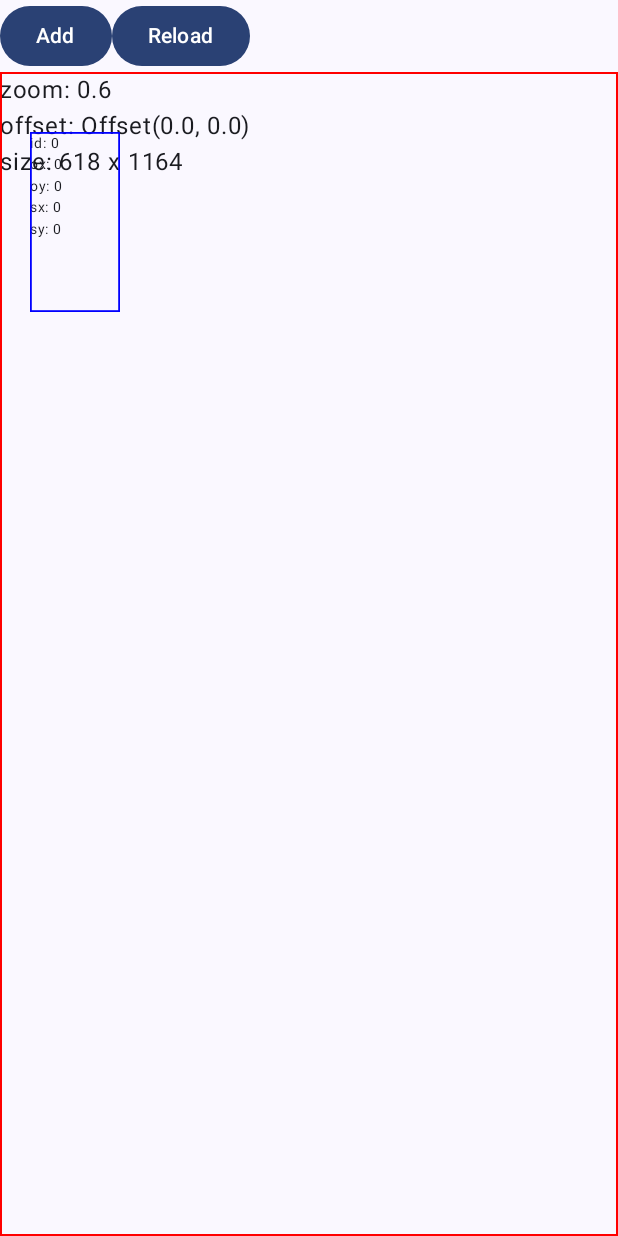
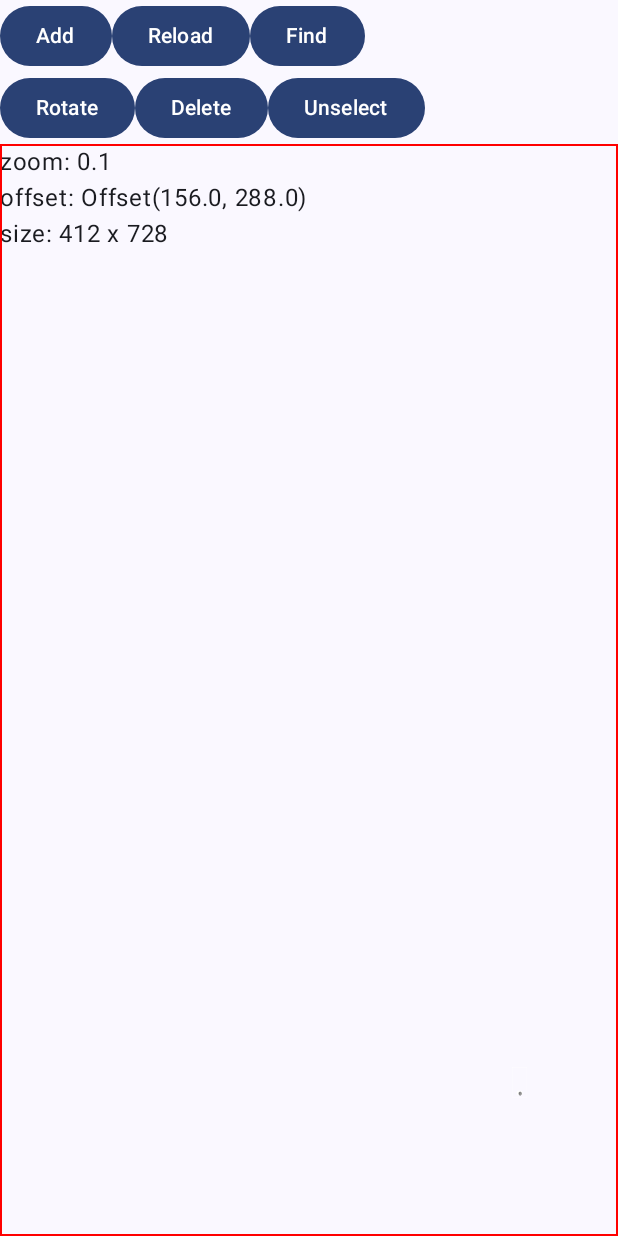
Before and after one commit to victorwads/ParkingShareAndroid, an Android app built with Jetpack Compose: the ParkingEditorScreen screen opened through its navigation route, after a tap on "Add", on a phone screen of 412 x 824 dp. Run offline under Robolectric (Android 15) with nearby library versions, the phone set to English and light mode, and no system bars; our stand-ins replace Firebase (no records; nobody signed in at launch, a user with empty details on screens opened directly).

Commit message:
Refactor Editor Zoom Behavior, Add Spot Graphics, Add functions, Delete, Rotate, Unselect, Find Animated

```diff
--- a/app/src/main/java/br/com/victorwads/parkingshare/MainActivity.kt
+++ b/app/src/main/java/br/com/victorwads/parkingshare/MainActivity.kt
@@ -3,15 +3,10 @@ package br.com.victorwads.parkingshare
 import android.os.Bundle
 import androidx.activity.ComponentActivity
 import androidx.activity.compose.setContent
-import androidx.compose.foundation.layout.Column
-import androidx.compose.foundation.layout.Row
 import androidx.compose.foundation.layout.fillMaxSize
-import androidx.compose.material3.Button
 import androidx.compose.material3.MaterialTheme
 import androidx.compose.material3.Surface
-import androidx.compose.material3.Text
 import androidx.compose.ui.Modifier
-import androidx.lifecycle.viewmodel.compose.viewModel
 import androidx.navigation.NavController
 import androidx.navigation.NavGraphBuilder
 import androidx.navigation.compose.NavHost
@@ -19,14 +14,10 @@ import androidx.navigation.compose.composable
 import androidx.navigation.compose.rememberNavController
 import br.com.victorwads.parkingshare.data.UserRepository
 import br.com.victorwads.parkingshare.presentation.screens.Screens
+import br.com.victorwads.parkingshare.presentation.screens.home.HomeScreen
 import br.com.victorwads.parkingshare.presentation.screens.login.LoginScreenWithGoogle
-import br.com.victorwads.parkingshare.presentation.screens.parking.DragAndDropSquares
-import br.com.victorwads.parkingshare.presentation.screens.parking.ParkingEditViewModel
+import br.com.victorwads.parkingshare.presentation.screens.parking.ParkingEditorScreen
 import br.com.victorwads.parkingshare.presentation.theme.ParkingShareTheme
-import com.google.android.gms.auth.GoogleAuthUtil
-import com.google.android.gms.auth.api.identity.Identity
-import com.google.firebase.auth.FirebaseAuth
-import com.google.firebase.auth.GoogleAuthProvider
 
 class MainActivity : ComponentActivity() {
 
@@ -67,33 +58,11 @@ class MainActivity : ComponentActivity() {
 
     private fun NavGraphBuilder.mvp(navController: NavController) {
         composable(Screens.Home.route) {
-            Column {
-                Button(
-                    onClick = { navController.navigate(Screens.ParkingEditor.route) }
-                ) { Text("Editor") }
-                Button(
-                    onClick = {
-                        FirebaseAuth.getInstance().signOut()
-                        Identity.getSignInClient(this@MainActivity).signOut()
-                        navController.navigate(Screens.Login.route)
-                    }
-                ) { Text("LogOut") }
-            }
+            HomeScreen(navController)
         }
 
         composable(Screens.ParkingEditor.route) {
-            val viewModel: ParkingEditViewModel = viewModel()
-            Column(modifier = Modifier.fillMaxSize()) {
-                Row {
-                    Button(onClick = { viewModel.addParkingSpot() }) {
-                        Text("Add")
-                    }
-                    Button(onClick = { viewModel.loadParkingSpots() }) {
-                        Text("Reload")
-                    }
-                }
-                DragAndDropSquares(viewModel = viewModel)
-            }
+            ParkingEditorScreen()
         }
     }
 
--- a/app/src/main/java/br/com/victorwads/parkingshare/data/ParkingSpotsRepository.kt
+++ b/app/src/main/java/br/com/victorwads/parkingshare/data/ParkingSpotsRepository.kt
@@ -13,7 +13,7 @@ class ParkingSpotsRepository(
         floors = listOf("T", "1", "2"),
     )
 ) {
-    private val db = FirebaseFirestore.getInstance()
+    private val db by lazy { FirebaseFirestore.getInstance() }
 
     fun updateSpot(floor: String, spot: PlaceSpot) {
         getFloorsRef(floor).document(spot.id).set(spot)
--- a/app/src/main/java/br/com/victorwads/parkingshare/data/models/PlaceSpot.kt
+++ b/app/src/main/java/br/com/victorwads/parkingshare/data/models/PlaceSpot.kt
@@ -37,5 +37,7 @@ data class PlaceSpot(
         operator fun plus(offset: Offset): Position {
             return Position(x + offset.x, y + offset.y)
         }
+
+        fun toOffset() = Offset(x, y)
     }
 }
--- a/app/src/main/java/br/com/victorwads/parkingshare/data/models/PlaceSpotRequest.kt
+++ b/app/src/main/java/br/com/victorwads/parkingshare/data/models/PlaceSpotRequest.kt
@@ -18,7 +18,7 @@ data class PlaceSpotRequest(
     @ServerTimestamp
     @JvmField @PropertyName("publishTime")
     var publishTime: Timestamp = Timestamp(Date(0)),
-){
+) {
     data class NeededTime(
         @JvmField @PropertyName("start")
         var startTime: Timestamp = Timestamp(Date(0)),
--- a/app/src/main/java/br/com/victorwads/parkingshare/data/models/UserData.kt
+++ b/app/src/main/java/br/com/victorwads/parkingshare/data/models/UserData.kt
@@ -2,6 +2,7 @@ package br.com.victorwads.parkingshare.data.models
 
 import com.google.firebase.firestore.DocumentId
 import com.google.firebase.firestore.PropertyName
+
 data class UserData(
     @JvmField @DocumentId
     var id: String = "",
--- /dev/null
+++ b/app/src/main/java/br/com/victorwads/parkingshare/presentation/screens/home/HomeScreen.kt
@@ -0,0 +1,28 @@
+package br.com.victorwads.parkingshare.presentation.screens.home
+
+import androidx.compose.foundation.layout.Column
+import androidx.compose.material3.Button
+import androidx.compose.material3.Text
+import androidx.compose.runtime.Composable
+import androidx.navigation.NavController
+import br.com.victorwads.parkingshare.presentation.screens.Screens
+import com.google.android.gms.auth.api.identity.Identity
+import com.google.firebase.auth.FirebaseAuth
+
+@Composable
+fun HomeScreen(
+    navController: NavController
+) {
+    Column {
+        Button(
+            onClick = { navController.navigate(Screens.ParkingEditor.route) }
+        ) { Text("Editor") }
+        Button(
+            onClick = {
+                FirebaseAuth.getInstance().signOut()
+                Identity.getSignInClient(navController.context).signOut()
+                navController.navigate(Screens.Login.route)
+            }
+        ) { Text("LogOut") }
+    }
+}
--- a/app/src/main/java/br/com/victorwads/parkingshare/presentation/screens/login/LoginScreen.kt
+++ b/app/src/main/java/br/com/victorwads/parkingshare/presentation/screens/login/LoginScreen.kt
@@ -19,7 +19,6 @@ import androidx.compose.ui.tooling.preview.Preview
 import androidx.compose.ui.unit.dp
 import androidx.compose.ui.unit.sp
 import br.com.victorwads.parkingshare.R
-import br.com.victorwads.parkingshare.data.UserRepository
 import com.google.android.gms.auth.api.signin.GoogleSignIn
 import com.google.android.gms.auth.api.signin.GoogleSignInOptions
 import com.google.android.gms.common.api.ApiException
--- a/app/src/main/java/br/com/victorwads/parkingshare/presentation/screens/parking/ParkingEditViewModel.kt
+++ b/app/src/main/java/br/com/victorwads/parkingshare/presentation/screens/parking/ParkingEditViewModel.kt
@@ -23,12 +23,29 @@ class ParkingEditViewModel : ViewModel() {
     val offset = mutableStateOf(Offset(0f, 0f))
     val size = mutableStateOf(IntSize(0, 0))
 
-    init {
-        loadParkingSpots()
+    fun loadParkingSpots() {
+        viewModelScope.launch {
+            parkingSpotsRepository.getAllSpots(tempFloor).let {
+                parkingSpots.clear()
+                parkingSpots.putAll(it)
+                animateToTarget(
+                    targetOffset = parkingSpots.initBoxOffSet,
+                    targetZoom = 0.1f,
+                    centerOffset = Offset(size.value.width.toFloat(), size.value.height.toFloat())
+                )
+            }
+        }
     }
 
-    fun addParkingSpot() {
-        val newName = parkingSpots.size.toString()
+    fun findSpot(id: String) {
+        parkingSpots[id]?.let {
+            selectedSpot.value = it
+            animateToSpot(it, zoom = 1f)
+        } ?: addParkingSpot(name = id)
+    }
+
+    fun addParkingSpot(name: String? = null, save: Boolean = true) {
+        val newName = name ?: parkingSpots.size.toString()
         val newSpot = selectedSpot.value?.let {
             PlaceSpot(
                 id = newName,
@@ -36,44 +53,67 @@ class ParkingEditViewModel : ViewModel() {
                 position = it.position + Offset(it.size.width, 0f)
             )
         } ?: PlaceSpot(newName)
-
         parkingSpots[newName] = newSpot
         selectedSpot.value = newSpot
-        saveSpotChanges(newSpot)
+        if (save) saveSpotChanges(newSpot)
+        animateToSpot(newSpot)
+    }
+
+    fun saveSpotChanges(spot: PlaceSpot, position: PlaceSpot.Position): PlaceSpot.Position {
+        spot.position = position
+        saveSpotChanges(spot)
+        return spot.position
     }
 
     fun selectSpot(spot: PlaceSpot) {
         selectedSpot.value = spot
     }
 
-    fun saveSpotChanges(spot: PlaceSpot) {
-        parkingSpotsRepository.updateSpot(tempFloor, spot)
+    fun unselectSpot() {
+        selectedSpot.value = null
     }
 
-    fun loadParkingSpots() {
-        viewModelScope.launch {
-            parkingSpotsRepository.getAllSpots(tempFloor).let {
-                parkingSpots.clear()
-                parkingSpots.putAll(it)
-                animateToTarget(targetOffset = parkingSpots.initBoxOffSet, targetZoom = 0.6f)
-            }
+    fun rotateSpot() {
+        selectedSpot.value?.let {
+            it.size = it.size.copy(it.size.height, it.size.width)
+            parkingSpots[it.id] = it
+            saveSpotChanges(it)
         }
     }
 
-    fun deleteSpot(square: PlaceSpot) {
+    fun deleteSpot(square: PlaceSpot? = selectedSpot.value) {
+        square ?: return
         parkingSpotsRepository.deleteSpot(tempFloor, square)
         parkingSpots.remove(square.id)
     }
 
-    fun animateToTarget(
+    private fun saveSpotChanges(spot: PlaceSpot) {
+        parkingSpotsRepository.updateSpot(tempFloor, spot)
+    }
+
+    private fun animateToSpot(spot: PlaceSpot, zoom: Float? = null) {
+        animateToTarget(
+            targetOffset = Offset(spot.position.x * -1, spot.position.y * -1),
+            centerOffset = Offset(spot.size.width, spot.size.height),
+            targetZoom = zoom ?: this.zoom.floatValue,
+        )
+    }
+
+    private fun animateToTarget(
         targetOffset: Offset = offset.value,
         targetZoom: Float = zoom.floatValue,
+        center: Boolean = true,
+        centerOffset: Offset = Offset(0f, 0f),
         duration: Long = 250,
         steps: Int = (duration / 1000f * 120f).toInt()
     ) {
         viewModelScope.launch {
             val initialOffset = offset.value
-            val realTargetOffset = targetOffset * targetZoom
+            var realTargetOffset = (targetOffset * targetZoom)
+            if (center) {
+                realTargetOffset += Offset(size.value.width / 2f, size.value.height / 2f)
+                realTargetOffset -= centerOffset / 2f
+            }
             val initialZoom = zoom.floatValue
 
             val diffX = realTargetOffset.x - initialOffset.x
@@ -94,6 +134,8 @@ class ParkingEditViewModel : ViewModel() {
                 )
                 zoom.floatValue = initialZoom + stepZoom * i
             }
+            offset.value = realTargetOffset
+            zoom.floatValue = targetZoom
         }
     }
 }
@@ -102,5 +144,39 @@ val Map<String, PlaceSpot>.minX
     get() = this.minOfOrNull { it.value.position.x } ?: 0f
 val Map<String, PlaceSpot>.minY
     get() = this.minOfOrNull { it.value.position.y } ?: 0f
-val Map<String, PlaceSpot>.initBoxOffSet
-    get() = Offset(x = this.minX * -1, y = this.minY * -1)
+val Map<String, PlaceSpot>.maxX
+    get() = this.maxOfOrNull { it.value.position.x } ?: 0f
+val Map<String, PlaceSpot>.maxY
+    get() = this.maxOfOrNull { it.value.position.y } ?: 0f
+
+
+val Map<String, PlaceSpot>.initBoxOffSet // Center
+    get() = Offset(
+        (maxX - minX) / 2f,
+        (maxY - minY) / 2f
+    )
+
+fun Offset.limitOut(
+    squaresMap: Map<String, PlaceSpot>,
+    zoom: Float,
+    marginHorizontal: Float,
+    marginVertical: Float
+): Offset {
+//    val squares = squaresMap.map { it.value }
+//    val minX = squares.minX
+//    val maxX = squares.maxOfOrNull { it.position.x } ?: 0f
+//    val minY = squares.minY
+//    val maxY = squares.maxOfOrNull { it.position.y } ?: 0f
+
+    return this
+//    Offset(
+//        this.x.coerceIn(
+//            (maxX * (-1) + marginHorizontal) * zoom,
+//            (minX * (-1) + marginHorizontal) * zoom
+//        ),
+//        this.y.coerceIn(
+//            (maxY * (-1) + marginVertical) * zoom,
+//            (minY * (-1) + marginVertical) * zoom
+//        )
+//    )
+}
--- /dev/null
+++ b/app/src/main/java/br/com/victorwads/parkingshare/presentation/screens/parking/ParkingEditorScreen.kt
@@ -0,0 +1,89 @@
+package br.com.victorwads.parkingshare.presentation.screens.parking
+
+import androidx.compose.foundation.layout.Column
+import androidx.compose.foundation.layout.Row
+import androidx.compose.foundation.layout.fillMaxSize
+import androidx.compose.foundation.text.KeyboardActions
+import androidx.compose.foundation.text.KeyboardOptions
+import androidx.compose.material3.AlertDialog
+import androidx.compose.material3.Button
+import androidx.compose.material3.Text
+import androidx.compose.material3.TextButton
+import androidx.compose.material3.TextField
+import androidx.compose.runtime.Composable
+import androidx.compose.runtime.LaunchedEffect
+import androidx.compose.runtime.getValue
+import androidx.compose.runtime.mutableStateOf
+import androidx.compose.runtime.remember
+import androidx.compose.runtime.setValue
+import androidx.compose.ui.Modifier
+import androidx.compose.ui.text.input.KeyboardType
+import androidx.lifecycle.viewmodel.compose.viewModel
+
+@Composable
+fun ParkingEditorScreen() {
+    val showDialog = remember { mutableStateOf(false) }
+    val viewModel: ParkingEditViewModel = viewModel()
+    Column(modifier = Modifier.fillMaxSize()) {
+        Row {
+            Button(onClick = { viewModel.addParkingSpot() }) {
+                Text("Add")
+            }
+            Button(onClick = { viewModel.loadParkingSpots() }) {
+                Text("Reload")
+            }
+            Button(onClick = { showDialog.value = true }) {
+                Text("Find")
+            }
+        }
+        Row {
+            if (viewModel.selectedSpot.value != null) {
+                Button(onClick = { viewModel.rotateSpot() }) {
+                    Text("Rotate")
+                }
+                Button(onClick = { viewModel.deleteSpot() }) {
+                    Text("Delete")
+                }
+                Button(onClick = { viewModel.unselectSpot() }) {
+                    Text("Unselect")
+                }
+            }
+        }
+        DragAndDropSquares(viewModel = viewModel)
+    }
+    LaunchedEffect(true) {
+        viewModel.loadParkingSpots()
+    }
+    if (showDialog.value) {
+        var textInput by remember { mutableStateOf("") }
+        AlertDialog(
+            onDismissRequest = { showDialog.value = false },
+            title = { Text("Informe a vaga") },
+            text = {
+                Column {
+                    TextField(
+                        value = textInput,
+                        onValueChange = { textInput = it },
+                        singleLine = true,
+                        keyboardOptions = KeyboardOptions(keyboardType = KeyboardType.Text),
+                        keyboardActions = KeyboardActions(onDone = { showDialog.value = false })
+                    )
+                    Text("caso a vaga não existir ela será criada")
+                }
+            },
+            confirmButton = {
+                TextButton(onClick = {
+                    showDialog.value = false
+                    viewModel.findSpot(textInput)
+                }) {
+                    Text("Confirmar")
+                }
+            },
+            dismissButton = {
+                TextButton(onClick = { showDialog.value = false }) {
+                    Text("Cancelar")
+                }
+            }
+        )
+    }
+}
--- a/app/src/main/java/br/com/victorwads/parkingshare/presentation/screens/parking/ParkingViewEditor.kt
+++ b/app/src/main/java/br/com/victorwads/parkingshare/presentation/screens/parking/ParkingViewEditor.kt
@@ -1,6 +1,7 @@
 package br.com.victorwads.parkingshare.presentation.screens.parking
 
 import android.util.Log
+import androidx.compose.foundation.Canvas
 import androidx.compose.foundation.background
 import androidx.compose.foundation.border
 import androidx.compose.foundation.gestures.detectDragGesturesAfterLongPress
@@ -10,26 +11,35 @@ import androidx.compose.foundation.layout.Column
 import androidx.compose.foundation.layout.fillMaxSize
 import androidx.compose.foundation.layout.offset
 import androidx.compose.foundation.layout.size
+import androidx.compose.foundation.shape.CircleShape
 import androidx.compose.material3.Text
 import androidx.compose.runtime.Composable
 import androidx.compose.runtime.getValue
 import androidx.compose.runtime.key
-import androidx.compose.runtime.mutableFloatStateOf
 import androidx.compose.runtime.mutableStateOf
 import androidx.compose.runtime.remember
 import androidx.compose.runtime.setValue
+import androidx.compose.ui.Alignment
 import androidx.compose.ui.Modifier
 import androidx.compose.ui.draw.clipToBounds
 import androidx.compose.ui.draw.scale
 import androidx.compose.ui.geometry.Offset
 import androidx.compose.ui.graphics.Color
+import androidx.compose.ui.graphics.Paint
+import androidx.compose.ui.graphics.drawscope.drawIntoCanvas
+import androidx.compose.ui.graphics.nativeCanvas
 import androidx.compose.ui.input.pointer.pointerInput
 import androidx.compose.ui.layout.onSizeChanged
 import androidx.compose.ui.platform.LocalDensity
 import androidx.compose.ui.tooling.preview.Preview
+import androidx.compose.ui.unit.IntSize
 import androidx.compose.ui.unit.dp
 import androidx.lifecycle.viewmodel.compose.viewModel
+import br.com.victorwads.parkingshare.BuildConfig
 import br.com.victorwads.parkingshare.data.models.PlaceSpot
+import br.com.victorwads.parkingshare.data.models.PlaceSpot.Position
+
+val darkYellow = Color(0xFFDDBB00)
 
 @Composable
 fun DragAndDropSquares(
@@ -40,13 +50,19 @@ fun DragAndDropSquares(
     var zoomState by remember { viewModel.zoom }
     var offset by remember { viewModel.offset }
     var size by remember { viewModel.size }
+    val density = LocalDensity.current.density
 
     Box(
         modifier = Modifier
             .fillMaxSize()
             .clipToBounds()
             .border(1.dp, Color.Red)
-            .onSizeChanged { size = it }
+            .onSizeChanged {
+                size = IntSize(
+                    (it.width.toFloat() / density).toInt(),
+                    (it.height.toFloat() / density).toInt()
+                )
+            }
             .pointerInput(squares) {
                 detectTransformGestures { _, pan, zoom, rotation ->
                     Log.i("Gesture", "X: ${pan.x}, Y: ${pan.y}, Zoom: $zoom, Rotation: $rotation")
@@ -64,14 +80,20 @@ fun DragAndDropSquares(
             Text(text = "offset: $offset")
             Text(text = "size: $size")
         }
+        Box(
+            modifier = Modifier
+                .fillMaxSize()
+                .offset(x = offset.x.dp, y = offset.y.dp)
+                .scale(zoomState)
+        ) {
             squares.forEach { (id, square) ->
                 key(id) {
                     ParkingSpot(
                         square = square,
                         selected = id == selectedSpot?.id,
-                    zoom = zoomState, boxOffset = offset,
-                    onDrag = { viewModel.selectSpot(square) }
-                ) { newSquare -> viewModel.saveSpotChanges(newSquare) }
+                        onDragStart = { viewModel.selectSpot(square) }
+                    ) { newSquare, position -> viewModel.saveSpotChanges(newSquare, position) }
+                }
             }
         }
     }
@@ -81,38 +103,45 @@ fun DragAndDropSquares(
 private fun ParkingSpot(
     square: PlaceSpot,
     selected: Boolean,
-    zoom: Float, boxOffset: Offset,
     density: Float = LocalDensity.current.density,
-    onDrag: () -> Unit,
-    onDragEnd: (PlaceSpot) -> Unit
+    onDragStart: () -> Unit = {},
+    onDragEnd: (PlaceSpot, Position) -> Position = { _, _ -> Position(0f, 0f) }
 ) {
     var offset by remember { mutableStateOf(square.position) }
     Box(
         modifier = Modifier
             .offset(
-                x = (offset.x * zoom + boxOffset.x).dp,
-                y = (offset.y * zoom + boxOffset.y).dp
+                x = offset.x.dp,
+                y = offset.y.dp
             )
-            .scale(zoom)
             .size(square.size.width.dp, square.size.height.dp)
-            .border(2.dp, if (selected) Color.Blue else Color.Yellow)
+            .border(2.dp, if (selected) Color.White else darkYellow)
             .background(Color.Transparent)
             .pointerInput(selected) {
                 detectDragGesturesAfterLongPress(
-                    onDragStart = { onDrag() },
+                    onDragStart = { onDragStart() },
                     onDragEnd = {
-                        square.position = offset
-                        onDragEnd(square)
+                        offset = onDragEnd(square, offset)
                     },
                 ) { _, dragAmount ->
                     if (dragAmount != Offset(0f, 0f)) {
                         offset = offset.plus((dragAmount / density))
                     }
                 }
-            }
+            },
+        contentAlignment = Alignment.BottomCenter
     ) {
-        Column {
-            Text(text = "id: ${square.id}")
+        TextWithBorder(
+            boxColor = if (selected) Color.White else darkYellow,
+            text = square.id
+        )
+        if (BuildConfig.DEBUG) {
+            Box(
+                contentAlignment = Alignment.TopCenter,
+                modifier = Modifier
+                    .fillMaxSize()
+            ) {
+                Column() {
                     Text(text = "ox: ${offset.x.toInt()}")
                     Text(text = "oy: ${offset.y.toInt()}")
                     Text(text = "sx: ${square.position.x.toInt()}")
@@ -120,31 +149,50 @@ private fun ParkingSpot(
                 }
             }
         }
+    }
+}
 
-
-fun Offset.limitOut(
-    squaresMap: Map<String, PlaceSpot>,
-    zoom: Float,
-    marginHorizontal: Float,
-    marginVertical: Float
-): Offset {
-//    val squares = squaresMap.map { it.value }
-//    val minX = squares.minX
-//    val maxX = squares.maxOfOrNull { it.position.x } ?: 0f
-//    val minY = squares.minY
-//    val maxY = squares.maxOfOrNull { it.position.y } ?: 0f
-
-    return this
-//    Offset(
-//        this.x.coerceIn(
-//            (maxX * (-1) + marginHorizontal) * zoom,
-//            (minX * (-1) + marginHorizontal) * zoom
-//        ),
-//        this.y.coerceIn(
-//            (maxY * (-1) + marginVertical) * zoom,
-//            (minY * (-1) + marginVertical) * zoom
-//        )
-//    )
+@Composable
+fun TextWithBorder(
+    boxColor: Color,
+    text: String,
+    size: Float = 38f,
+) {
+    val textPaintStroke = Paint().asFrameworkPaint().apply {
+        isAntiAlias = true
+        style = android.graphics.Paint.Style.STROKE
+        textSize = size
+        color = android.graphics.Color.BLACK
+        strokeWidth = size * 0.25f
+        strokeMiter = size * 0.25f
+        strokeJoin = android.graphics.Paint.Join.ROUND
+    }
+    val textPaint = Paint().asFrameworkPaint().apply {
+        isAntiAlias = true
+        style = android.graphics.Paint.Style.FILL
+        textSize = size
+        color = android.graphics.Color.WHITE
+    }
+    val density = LocalDensity.current.density
+    val heightSize = size / density * 1.2
+    val widthSize = size / density * 0.6
+    Box(
+        contentAlignment = Alignment.Center,
+        modifier = Modifier
+            .size(40.dp, 30.dp)
+            .offset(y = (-15).dp)
+            .background(boxColor, CircleShape)
+    ) {
+        Canvas(
+            modifier = Modifier.size((widthSize * text.length).dp, heightSize.dp),
+            onDraw = {
+                drawIntoCanvas {
+                    it.nativeCanvas.drawText(text, 0f, size, textPaintStroke)
+                    it.nativeCanvas.drawText(text, 0f, size, textPaint)
+                }
+            }
+        )
+    }
 }
 
 @Preview
@@ -153,30 +201,24 @@ fun PreviewParkingSpotSelected() {
     ParkingSpot(
         square = PlaceSpot("1"),
         selected = true,
-        zoom = 1f,
-        boxOffset = Offset(0f, 0f),
-        onDrag = {}
-    ) {}
+    )
 }
 
 @Preview
 @Composable
 fun PreviewParkingSpot() {
     ParkingSpot(
-        square = PlaceSpot("1"),
+        square = PlaceSpot("15"),
         selected = false,
-        zoom = 1f,
-        boxOffset = Offset(0f, 0f),
-        onDrag = {}
-    ) {}
+    )
 }
 
 @Preview
 @Composable
 fun PreviewDragAndDropSquares() {
     val viewModel: ParkingEditViewModel = viewModel()
-    viewModel.addParkingSpot()
-    viewModel.addParkingSpot()
-    viewModel.addParkingSpot()
+    viewModel.addParkingSpot(save = false)
+    viewModel.addParkingSpot(save = false)
+    viewModel.addParkingSpot(save = false)
     DragAndDropSquares(viewModel = viewModel)
 }
```
Also changed, not shown: app/src/main/AndroidManifest.xml (+6 -4 lines). Lines whose indentation alone changed are shown as unchanged.
